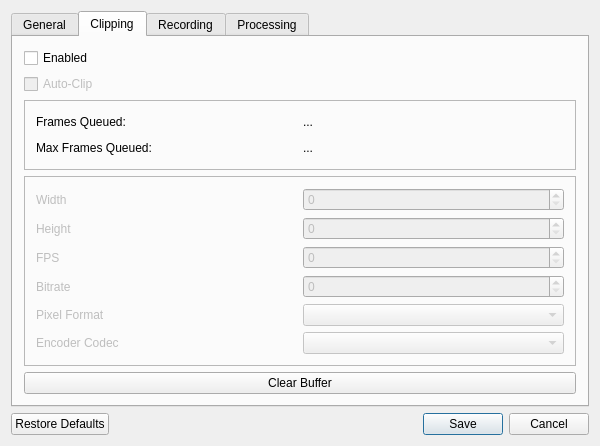
Qt form src/app/dialogs/SessionPropertiesDialog/sessionpropertiesdialog.ui (m-riley04/ModularSensorSystem) before a commit.
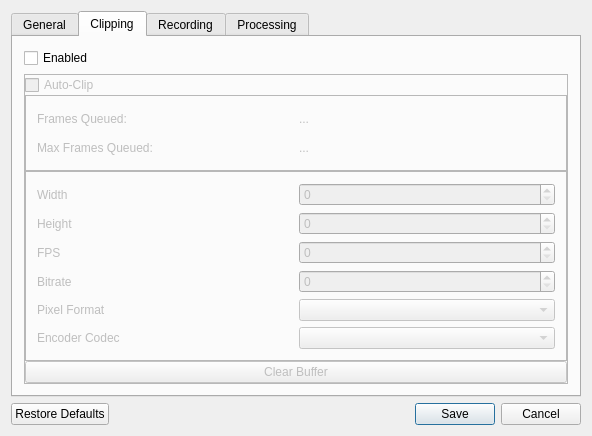
The same form after that commit. The open tabs and pages were chosen to show the change. Custom widgets are drawn as their Qt base class.

```diff
--- a/src/app/dialogs/SessionPropertiesDialog/sessionpropertiesdialog.ui
+++ b/src/app/dialogs/SessionPropertiesDialog/sessionpropertiesdialog.ui
@@ -6,8 +6,8 @@
    <rect>
     <x>0</x>
     <y>0</y>
-    <width>600</width>
-    <height>446</height>
+    <width>592</width>
+    <height>436</height>
    </rect>
   </property>
   <property name="windowTitle">
@@ -43,6 +43,33 @@
          </property>
         </widget>
        </item>
+       <item>
+        <widget class="QFrame" name="frameClipping">
+         <property name="enabled">
+          <bool>false</bool>
+         </property>
+         <property name="frameShape">
+          <enum>QFrame::Shape::StyledPanel</enum>
+         </property>
+         <property name="frameShadow">
+          <enum>QFrame::Shadow::Raised</enum>
+         </property>
+         <layout class="QVBoxLayout" name="verticalLayout_2">
+          <property name="spacing">
+           <number>0</number>
+          </property>
+          <property name="leftMargin">
+           <number>0</number>
+          </property>
+          <property name="topMargin">
+           <number>0</number>
+          </property>
+          <property name="rightMargin">
+           <number>0</number>
+          </property>
+          <property name="bottomMargin">
+           <number>0</number>
+          </property>
        <item>
         <widget class="QCheckBox" name="checkboxAutoClip">
          <property name="enabled">
@@ -106,43 +133,75 @@
          </property>
          <layout class="QGridLayout" name="gridLayout_2">
           <item row="2" column="1">
-           <widget class="QSpinBox" name="spinBox_3"/>
+              <widget class="QSpinBox" name="spinBox_3">
+               <property name="enabled">
+                <bool>false</bool>
+               </property>
+              </widget>
           </item>
           <item row="0" column="0">
            <widget class="QLabel" name="label">
+               <property name="enabled">
+                <bool>false</bool>
+               </property>
             <property name="text">
              <string>Width</string>
             </property>
            </widget>
           </item>
           <item row="1" column="1">
-           <widget class="QSpinBox" name="spinBox_2"/>
+              <widget class="QSpinBox" name="spinBox_2">
+               <property name="enabled">
+                <bool>false</bool>
+               </property>
+              </widget>
           </item>
           <item row="0" column="1">
-           <widget class="QSpinBox" name="spinBox"/>
+              <widget class="QSpinBox" name="spinBox">
+               <property name="enabled">
+                <bool>false</bool>
+               </property>
+              </widget>
           </item>
           <item row="1" column="0">
            <widget class="QLabel" name="label_2">
+               <property name="enabled">
+                <bool>false</bool>
+               </property>
             <property name="text">
              <string>Height</string>
             </property>
            </widget>
           </item>
           <item row="4" column="1">
-           <widget class="QComboBox" name="dropdownPixelFormat"/>
+              <widget class="QComboBox" name="dropdownPixelFormat">
+               <property name="enabled">
+                <bool>false</bool>
+               </property>
+              </widget>
           </item>
           <item row="2" column="0">
            <widget class="QLabel" name="label_3">
+               <property name="enabled">
+                <bool>false</bool>
+               </property>
             <property name="text">
              <string>FPS</string>
             </property>
            </widget>
           </item>
           <item row="3" column="1">
-           <widget class="QSpinBox" name="spinBox_4"/>
+              <widget class="QSpinBox" name="spinBox_4">
+               <property name="enabled">
+                <bool>false</bool>
+               </property>
+              </widget>
           </item>
           <item row="3" column="0">
            <widget class="QLabel" name="label_4">
+               <property name="enabled">
+                <bool>false</bool>
+               </property>
             <property name="text">
              <string>Bitrate</string>
             </property>
@@ -150,6 +209,9 @@
           </item>
           <item row="5" column="0">
            <widget class="QLabel" name="label_6">
+               <property name="enabled">
+                <bool>false</bool>
+               </property>
             <property name="text">
              <string>Encoder Codec</string>
             </property>
@@ -157,13 +219,20 @@
           </item>
           <item row="4" column="0">
            <widget class="QLabel" name="label_5">
+               <property name="enabled">
+                <bool>false</bool>
+               </property>
             <property name="text">
              <string>Pixel Format</string>
             </property>
            </widget>
           </item>
           <item row="5" column="1">
-           <widget class="QComboBox" name="dropdownEncoderCodec"/>
+              <widget class="QComboBox" name="dropdownEncoderCodec">
+               <property name="enabled">
+                <bool>false</bool>
+               </property>
+              </widget>
           </item>
          </layout>
         </widget>
@@ -177,6 +246,9 @@
        </item>
       </layout>
      </widget>
+       </item>
+      </layout>
+     </widget>
      <widget class="QWidget" name="tab_3">
       <attribute name="title">
        <string>Recording</string>
```
Left out of the diff: 50 changed lines with no effect on the pictures. Lines whose indentation alone changed are shown as unchanged.
